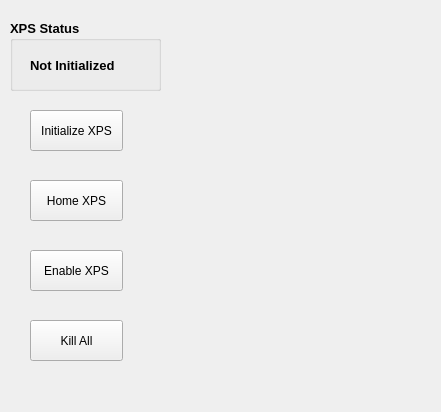
Before: the Qt Designer form devices/TargetStage/XPSControlPanelMultiAxisTest_GUI.ui in nfbeier/15tw-smartsystem, drawn with Qt 5.
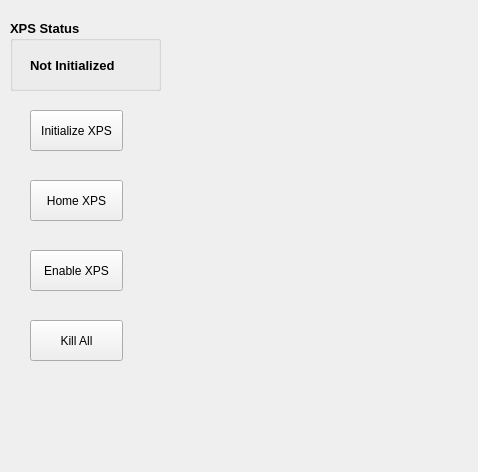
After: the same form once the commit is applied. Custom widgets are drawn as their Qt base class.

```diff
--- a/devices/TargetStage/XPSControlPanelMultiAxisTest_GUI.ui
+++ b/devices/TargetStage/XPSControlPanelMultiAxisTest_GUI.ui
@@ -6,8 +6,8 @@
    <rect>
     <x>0</x>
     <y>0</y>
-    <width>441</width>
-    <height>412</height>
+    <width>478</width>
+    <height>472</height>
    </rect>
   </property>
   <property name="windowTitle">
@@ -101,10 +101,10 @@
   <widget class="singleAxisControl" name="widget" native="true">
    <property name="geometry">
     <rect>
-     <x>160</x>
+     <x>169</x>
      <y>30</y>
-     <width>231</width>
-     <height>331</height>
+     <width>261</width>
+     <height>411</height>
     </rect>
    </property>
   </widget>
```
Left out of the diff: 2 changed lines with no effect on the pictures.
